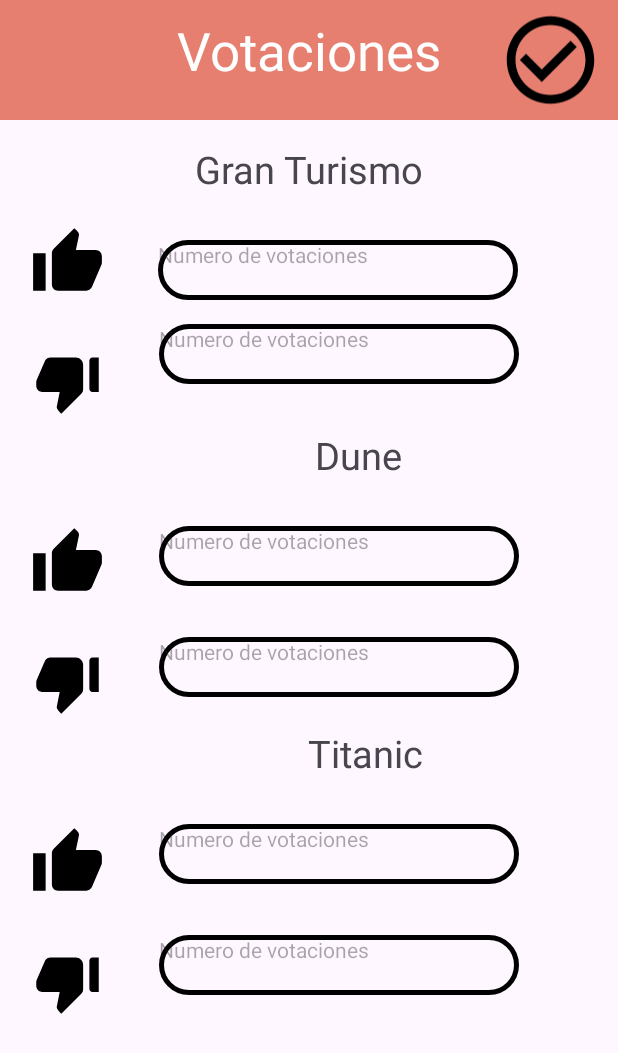
After one commit to marianZamorano/Los-Delay, an Android app: the PantallaVotacionesPeliculas screen opened directly, with no data from a screen before it, on a phone screen of 412 x 824 dp. The commit adds this screen. Shown: the top 1053 px of the screen. Run offline under Robolectric (Android 15) with nearby library versions, the phone set to English and light mode, and no system bars.

Commit message:
PantallaVotacionesPeliculas

```diff
--- a/app/src/main/AndroidManifest.xml
+++ b/app/src/main/AndroidManifest.xml
@@ -12,6 +12,9 @@
         android:supportsRtl="true"
         android:theme="@style/Theme.MyFamilySpace"
         tools:targetApi="31">
+        <activity
+            android:name=".PantallaVotacionesPeliculas"
+            android:exported="false" />
         <activity
             android:name=".PantallaComoSeJuega"
             android:exported="false" />
--- /dev/null
+++ b/app/src/main/java/com/example/myfamilyspace/PantallaVotacionesPeliculas.kt
@@ -0,0 +1,11 @@
+package com.example.myfamilyspace
+
+import androidx.appcompat.app.AppCompatActivity
+import android.os.Bundle
+
+class PantallaVotacionesPeliculas : AppCompatActivity() {
+    override fun onCreate(savedInstanceState: Bundle?) {
+        super.onCreate(savedInstanceState)
+        setContentView(R.layout.activity_pantalla_votaciones_peliculas)
+    }
+}
--- /dev/null
+++ b/app/src/main/res/drawable/buton_listo2.xml
@@ -0,0 +1,5 @@
+<vector android:height="50dp" android:tint="#000000"
+    android:viewportHeight="24" android:viewportWidth="24"
+    android:width="50dp" xmlns:android="http://schemas.android.com/apk/res/android">
+    <path android:fillColor="@android:color/white" android:pathData="M16.59,7.58L10,14.17l-3.59,-3.58L5,12l5,5 8,-8zM12,2C6.48,2 2,6.48 2,12s4.48,10 10,10 10,-4.48 10,-10S17.52,2 12,2zM12,20c-4.42,0 -8,-3.58 -8,-8s3.58,-8 8,-8 8,3.58 8,8 -3.58,8 -8,8z"/>
+</vector>
--- /dev/null
+++ b/app/src/main/res/layout/activity_pantalla_votaciones_peliculas.xml
@@ -0,0 +1,224 @@
+<?xml version="1.0" encoding="utf-8"?>
+<androidx.constraintlayout.widget.ConstraintLayout xmlns:android="http://schemas.android.com/apk/res/android"
+    xmlns:tools="http://schemas.android.com/tools"
+    android:layout_width="match_parent"
+    android:layout_height="match_parent"
+    xmlns:app="http://schemas.android.com/apk/res-auto">
+
+    <View
+        android:id="@+id/fondovotaciones"
+        android:layout_width="match_parent"
+        android:layout_height="80dp"
+        app:layout_constraintTop_toTopOf="parent"
+        android:background="@color/rosabebe"
+        />
+
+    <TextView
+        android:id="@+id/votaciones"
+        android:layout_width="wrap_content"
+        android:layout_height="wrap_content"
+        android:text="Votaciones"
+        android:textColor="@color/blanco"
+        android:textSize="35sp"
+        app:layout_constraintTop_toTopOf="parent"
+        app:layout_constraintRight_toRightOf="parent"
+        android:layout_marginTop="10dp"
+        app:layout_constraintLeft_toLeftOf="parent"/>
+
+    <ImageView
+        android:layout_width="70dp"
+        android:layout_height="80dp"
+        android:src="@drawable/buton_listo2"
+        app:layout_constraintRight_toRightOf="parent"
+        android:layout_marginEnd="10dp"
+        app:layout_constraintTop_toTopOf="parent"
+        />
+
+    <ScrollView
+        android:id="@+id/scrollvotaciones"
+        android:layout_width="match_parent"
+        android:layout_height="wrap_content"
+        app:layout_constraintTop_toBottomOf="@id/fondovotaciones">
+        <androidx.constraintlayout.widget.ConstraintLayout
+            android:id="@+id/parent2"
+            android:layout_width="match_parent"
+            android:layout_height="wrap_content"
+            >
+            <ImageView
+                android:id="@+id/like"
+                android:layout_width="90dp"
+                android:layout_height="50dp"
+                android:src="@drawable/boton_like"
+                android:layout_marginTop="70dp"
+                app:layout_constraintLeft_toLeftOf="parent"
+                app:layout_constraintTop_toTopOf="@id/parent2"
+                />
+            <ImageView
+                android:id="@+id/dislike"
+                android:layout_width="90dp"
+                android:layout_height="50dp"
+                android:src="@drawable/boton_dislike"
+                android:layout_marginTop="30dp"
+                app:layout_constraintLeft_toLeftOf="parent"
+                app:layout_constraintTop_toBottomOf="@id/like"
+                />
+
+            <TextView
+                android:id="@+id/titulopelicula"
+                android:layout_width="wrap_content"
+                android:layout_height="match_parent"
+                android:layout_marginTop="15dp"
+                android:text="@string/gran_turismo"
+                android:textSize="25sp"
+                app:layout_constraintTop_toTopOf="@id/parent2"
+                app:layout_constraintLeft_toLeftOf="@id/parent2"
+                app:layout_constraintRight_toRightOf="@id/parent2"/>
+
+            <TextView
+                android:id="@+id/text_saved_data"
+                android:layout_width="240dp"
+                android:layout_height="40dp"
+                android:layout_marginTop="30dp"
+                android:layout_marginLeft="15dp"
+                app:layout_constraintTop_toBottomOf="@id/titulopelicula"
+                android:hint="Numero de votaciones"
+                app:layout_constraintLeft_toRightOf="@id/like"
+                android:background="@drawable/stroke"
+
+                />
+
+            <TextView
+                android:id="@+id/text_saved_data2"
+                android:layout_width="240dp"
+                android:layout_height="40dp"
+                android:layout_margin="16dp"
+                android:background="@drawable/stroke"
+                android:hint="Numero de votaciones"
+                app:layout_constraintLeft_toRightOf="@id/dislike"
+                app:layout_constraintTop_toBottomOf="@id/text_saved_data" />
+
+
+            <TextView
+                android:id="@+id/titulopelicula2"
+                android:layout_width="wrap_content"
+                android:layout_height="match_parent"
+                android:layout_marginTop="30dp"
+                android:layout_marginRight="144dp"
+                android:text="Dune"
+                android:textSize="25sp"
+                app:layout_constraintLeft_toLefttOf="@id/parent2"
+                app:layout_constraintRight_toRightOf="@id/parent2"
+
+                app:layout_constraintTop_toBottomOf="@id/text_saved_data2" />
+
+            <ImageView
+                android:id="@+id/like1"
+                android:layout_width="90dp"
+                android:layout_height="50dp"
+                android:src="@drawable/boton_like"
+                android:layout_marginTop="70dp"
+                app:layout_constraintLeft_toLeftOf="parent"
+                app:layout_constraintTop_toBottomOf="@id/dislike"
+                />
+            <ImageView
+                android:id="@+id/dislike1"
+                android:layout_width="90dp"
+                android:layout_height="50dp"
+                android:src="@drawable/boton_dislike"
+                android:layout_marginTop="30dp"
+                app:layout_constraintLeft_toLeftOf="parent"
+                app:layout_constraintTop_toBottomOf="@id/like1"
+                />
+
+
+
+            <TextView
+                android:id="@+id/text_saved_data3"
+                android:layout_width="240dp"
+                android:layout_height="40dp"
+                android:layout_marginLeft="16dp"
+                android:layout_marginTop="30dp"
+                app:layout_constraintTop_toBottomOf="@id/titulopelicula2"
+                android:hint="Numero de votaciones"
+                app:layout_constraintLeft_toRightOf="@id/like"
+                android:background="@drawable/stroke"
+
+                />
+
+            <TextView
+                android:id="@+id/text_saved_data4"
+                android:layout_width="240dp"
+                android:layout_height="40dp"
+                android:layout_marginLeft="16dp"
+                android:layout_marginTop="34dp"
+                android:background="@drawable/stroke"
+                android:hint="Numero de votaciones"
+                app:layout_constraintLeft_toRightOf="@id/dislike"
+                app:layout_constraintTop_toBottomOf="@id/text_saved_data3" />
+
+
+
+
+
+            <TextView
+                android:id="@+id/titulopelicula3"
+                android:layout_width="wrap_content"
+                android:layout_height="match_parent"
+                android:layout_marginTop="20dp"
+                android:text="Titanic"
+                android:layout_marginRight="130dp"
+                android:textSize="25sp"
+                app:layout_constraintTop_toBottomOf="@id/text_saved_data4"
+                app:layout_constraintLeft_toLefttOf="@id/parent2"
+                app:layout_constraintRight_toRightOf="@id/parent2" />
+
+            <ImageView
+                android:id="@+id/like2"
+                android:layout_width="90dp"
+                android:layout_height="50dp"
+                android:src="@drawable/boton_like"
+                android:layout_marginTop="70dp"
+                app:layout_constraintLeft_toLeftOf="parent"
+                app:layout_constraintTop_toBottomOf="@id/dislike1"
+                />
+            <ImageView
+                android:id="@+id/dislike3"
+                android:layout_width="90dp"
+                android:layout_height="50dp"
+                android:src="@drawable/boton_dislike"
+                android:layout_marginTop="30dp"
+                app:layout_constraintLeft_toLeftOf="parent"
+                app:layout_constraintTop_toBottomOf="@id/like2"
+                />
+
+
+
+            <TextView
+                android:id="@+id/text_saved_data5"
+                android:layout_width="240dp"
+                android:layout_height="40dp"
+                android:layout_marginLeft="16dp"
+                android:layout_marginTop="30dp"
+                app:layout_constraintTop_toBottomOf="@id/titulopelicula3"
+                android:hint="Numero de votaciones"
+                app:layout_constraintLeft_toRightOf="@id/like2"
+                android:background="@drawable/stroke"
+
+                />
+
+            <TextView
+                android:id="@+id/text_saved_data6"
+                android:layout_width="240dp"
+                android:layout_height="40dp"
+                android:layout_marginLeft="16dp"
+                android:layout_marginTop="34dp"
+                android:background="@drawable/stroke"
+                android:hint="Numero de votaciones"
+                app:layout_constraintLeft_toRightOf="@id/dislike3"
+                app:layout_constraintTop_toBottomOf="@id/text_saved_data5" />
+
+        </androidx.constraintlayout.widget.ConstraintLayout>
+
+    </ScrollView>
+
+</androidx.constraintlayout.widget.ConstraintLayout>
--- a/app/src/main/res/values/colors.xml
+++ b/app/src/main/res/values/colors.xml
@@ -25,5 +25,6 @@
     <color name="verdeAmarillo">#A9FA6D</color>
     <color name="plomoOscuro">#727272</color>
     <color name="gris">#BEBEBE</color>
+    <color name="rosabebe">#E67F70</color>
 
 </resources>
```
